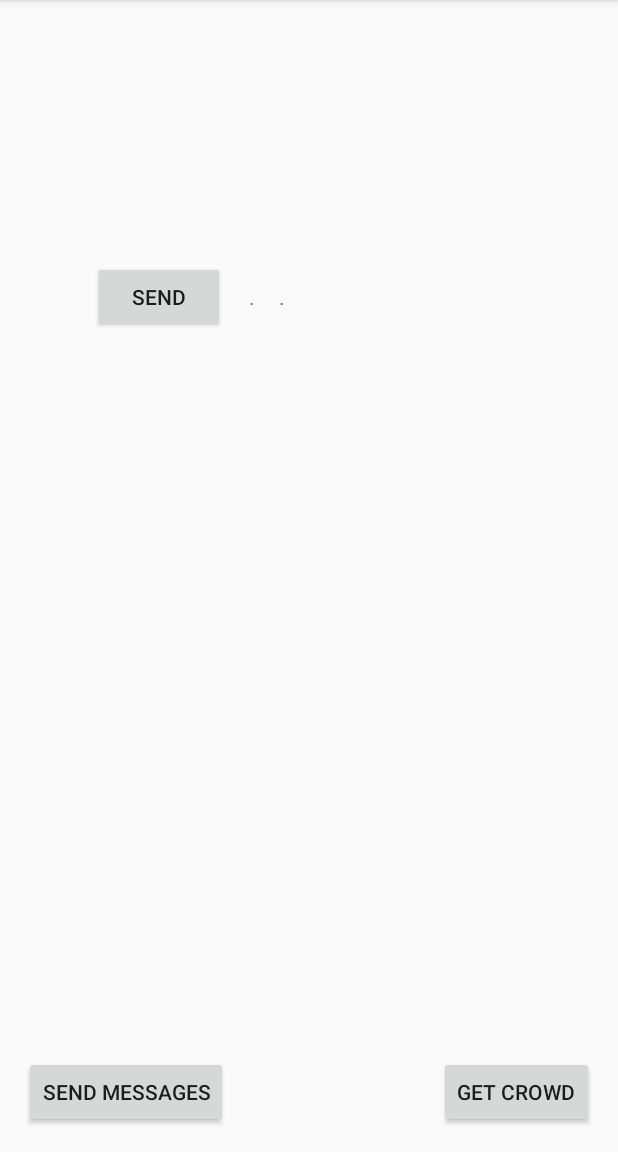
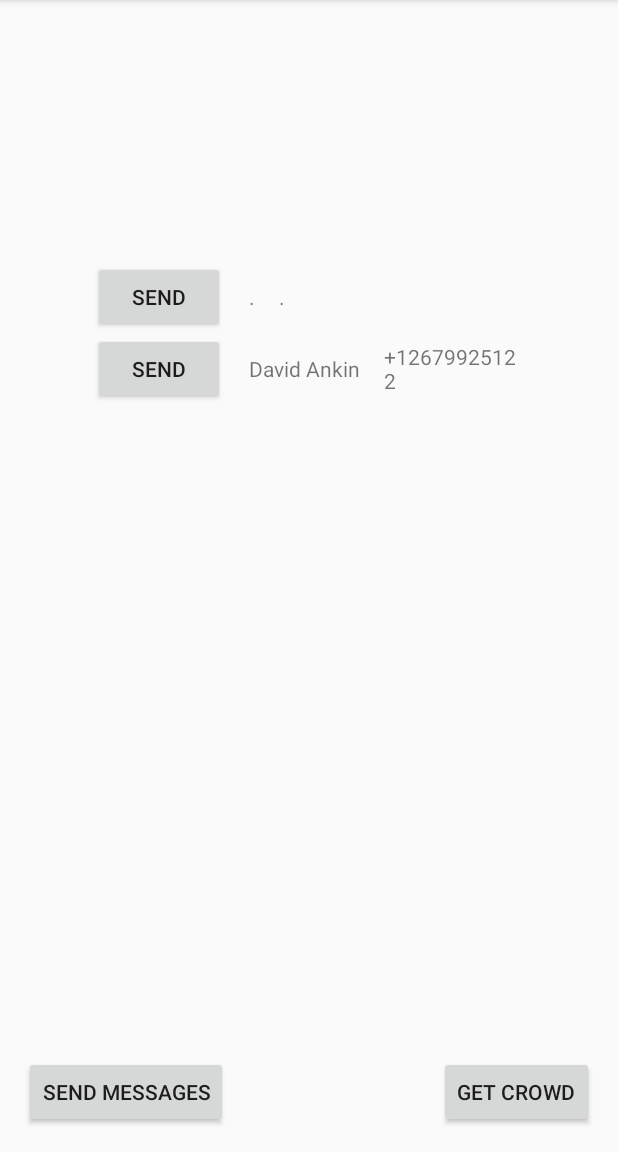
Before and after one commit to pittydsa/Nomenclator, an Android app: the screen it shows after launch (MainActivity), on a phone screen of 412 x 824 dp, the part 84-1236 px from its top. Run offline under Robolectric (Android 15) with nearby library versions, the phone set to English and light mode, and no system bars.

Commit message:
first working somewhat

```diff
--- a/app/src/main/java/pittydsa/org/nomenclator/MainActivity.java
+++ b/app/src/main/java/pittydsa/org/nomenclator/MainActivity.java
@@ -6,8 +6,11 @@ import android.os.Bundle;
 import android.view.View;
 import android.view.ViewGroup;
 import android.widget.ArrayAdapter;
+import android.widget.Button;
+import android.widget.LinearLayout;
 import android.widget.ListAdapter;
 import android.widget.ScrollView;
+import android.widget.TextView;
 
 import static pittydsa.org.nomenclator.Person.people;
 
@@ -18,11 +21,28 @@ public class MainActivity extends AppCompatActivity {
         super.onCreate(savedInstanceState);
         setContentView(R.layout.activity_main);
 
-        ArrayAdapter<Person> adapter;
-        adapter = new ArrayAdapter<>(this, R.layout.activity_main, R.id.scrollView,
-                Person.people);
+        // ArrayAdapter<Person> adapter;
+        // adapter = new ArrayAdapter<>(this, R.layout.activity_main, R.id.scrollView,
+        //        Person.people);
 
-        ScrollView sv = findViewById(R.id.scrollView);
+        // ScrollView sv = findViewById(R.id.scrollView);
+        Person.init();
+        Person[] people = Person.people;
+        // LinearLayout linearLayout = findViewById(R.id.roster);
 
+        //
+
+        LinearLayout linearLayout = (LinearLayout) findViewById(R.id.roster);
+        View layout2 = getLayoutInflater().inflate(R.layout.single_message_view, linearLayout, false);
+
+        Button button = (Button) layout2.findViewById(R.id.button);
+        TextView textView  = (TextView) layout2.findViewById(R.id.textView);
+        TextView textView2 = (TextView) layout2.findViewById(R.id.textView2);
+
+        // button.setText();
+        textView.setText(people[0].getName());
+        textView2.setText(people[0].getPhoneNumber());
+
+        linearLayout.addView(layout2);
     }
 }
--- a/app/src/main/java/pittydsa/org/nomenclator/Person.java
+++ b/app/src/main/java/pittydsa/org/nomenclator/Person.java
@@ -6,7 +6,7 @@ package pittydsa.org.nomenclator;
 
 public class Person {
     public static Person[] people = new Person[5];
-    {
+    public static void init() {
         people[0] = new Person("David Ankin", "+12679925122");
         people[1] = new Person("David Ankin", "+12679925122");
         people[2] = new Person("David Ankin", "+12679925122");
@@ -14,8 +14,8 @@ public class Person {
         people[4] = new Person("David Ankin", "+12679925122");
     }
 
-    private String name;
-    private String phoneNumber;
+    private String name        = "";
+    private String phoneNumber = "";
 
     public Person() {
     }
--- a/app/src/main/java/pittydsa/org/nomenclator/SingleMessageView.java
+++ b/app/src/main/java/pittydsa/org/nomenclator/SingleMessageView.java
@@ -36,4 +36,9 @@ public class SingleMessageView extends ConstraintLayout {
         textView = findViewById(R.id.textView);
         textView2 = findViewById(R.id.textView2);
     }
+
+    public void setPersonDetail(Person person) {
+        button.setText(person.getName());
+        textView.setText(person.getPhoneNumber());
+    }
 }
--- a/app/src/main/res/layout/activity_main.xml
+++ b/app/src/main/res/layout/activity_main.xml
@@ -42,9 +42,11 @@
         app:layout_constraintTop_toTopOf="parent">
 
         <LinearLayout
+            android:id="@+id/roster"
             android:layout_width="match_parent"
             android:layout_height="wrap_content"
             android:orientation="vertical">
+
             <include
                 layout="@layout/single_message_view"
                 android:layout_width="wrap_content"
```
